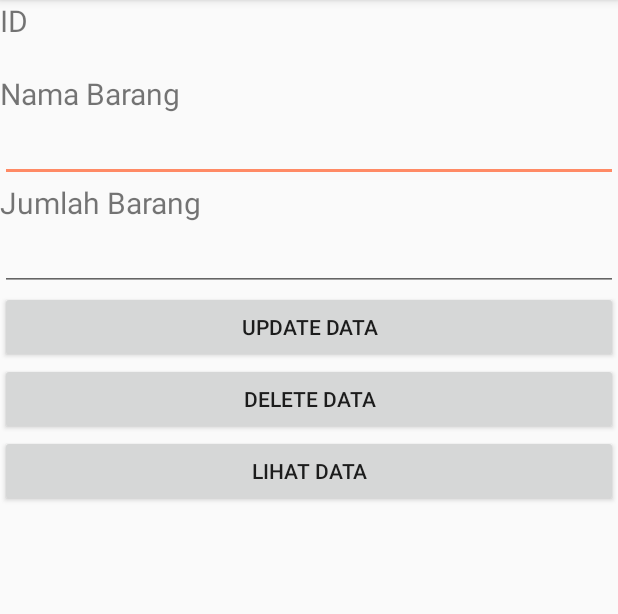
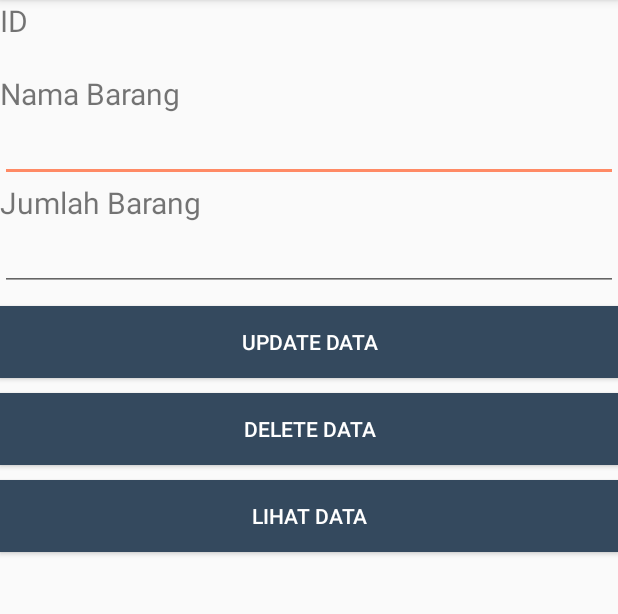
Before and after one commit to fathuriady/RPLku, an Android app: the LihatData screen opened directly, with no data from a screen before it, on a phone screen of 412 x 824 dp, the part 84-698 px from its top. Run offline under Robolectric (Android 15) with nearby library versions, the phone set to English and light mode, and no system bars.

Commit message:
Ganti warna

```diff
--- a/app/src/main/res/layout/activity_lihat_data.xml
+++ b/app/src/main/res/layout/activity_lihat_data.xml
@@ -42,21 +42,31 @@
         />
 
     <Button
+        android:layout_marginTop="10dp"
         android:id="@+id/btnUpdateData"
         android:layout_width="match_parent"
         android:layout_height="wrap_content"
-        android:text="Update Data"/>
+        android:text="Update Data"
+        android:background="@color/colorPrimary"
+        android:textColor="#fff"
+        />
 
     <Button
+        android:layout_marginTop="10dp"
         android:id="@+id/btnDeleteData"
         android:layout_width="match_parent"
         android:layout_height="wrap_content"
         android:text="Delete Data"
+        android:background="@color/colorPrimary"
+        android:textColor="#fff"
         />
     <Button
+        android:layout_marginTop="10dp"
         android:id="@+id/btnLihatData"
         android:layout_width="match_parent"
         android:layout_height="wrap_content"
-        android:text="Lihat Data"/>
+        android:text="Lihat Data"
+        android:background="@color/colorPrimary"
+        android:textColor="#fff" />
 
 </LinearLayout>
```
Also changed, not shown: app/src/main/res/layout/activity_lresep.xml (+6 -1 lines).
